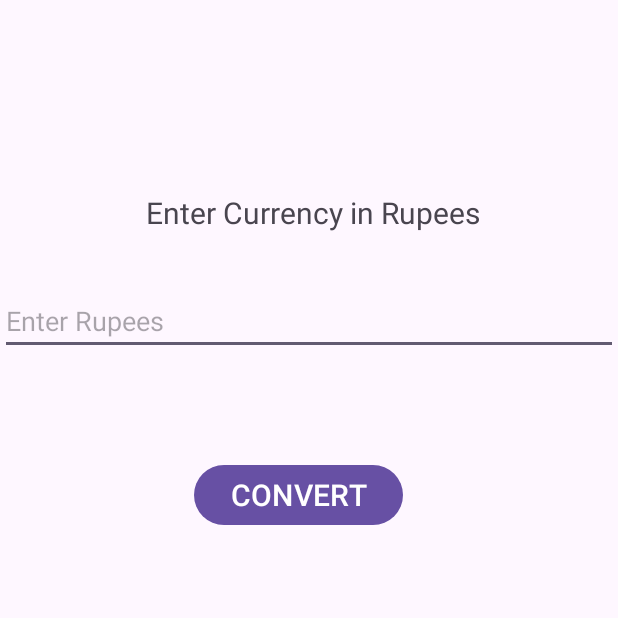
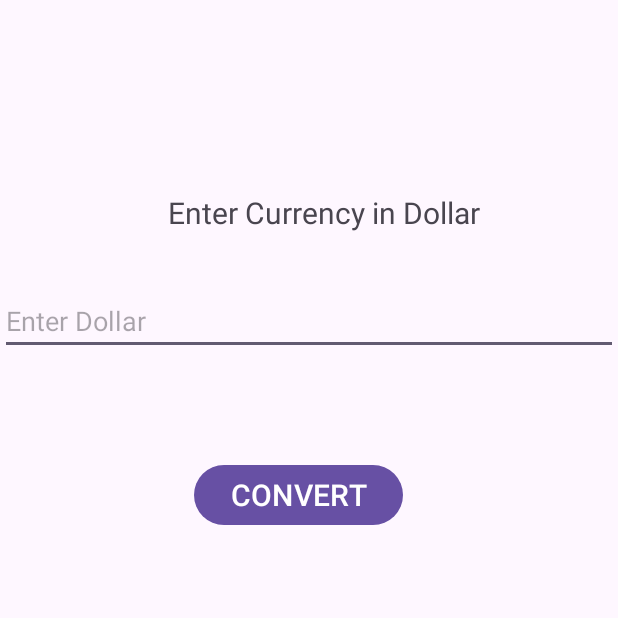
Before and after one commit to Santhakumar20/currency_converter, an Android app: the screen it shows after launch (MainActivity), after a tap on "CONVERT", on a phone screen of 412 x 824 dp, the top half of it. Run offline under Robolectric (Android 15) with nearby library versions, the phone set to English and light mode, and no system bars; 1 statement that could not run was skipped.

Commit message:
updated text

```diff
--- a/app/src/main/java/com/example/currency_converter/MainActivity.java
+++ b/app/src/main/java/com/example/currency_converter/MainActivity.java
@@ -16,10 +16,10 @@ public class MainActivity extends AppCompatActivity {
     public void convertToDollar(View view){
         EditText editText = (EditText) findViewById(R.id.edtText);
 
-        int rupees = Integer.parseInt(editText.getText().toString());
-        int dollars = 82;
+        int dollars = Integer.parseInt(editText.getText().toString());
+        int onedollar = 82;
 
-        double result = rupees * dollars ;
+        double result = dollars * onedollar ;
 
         Toast.makeText(MainActivity.this, Double.toString(result), Toast.LENGTH_LONG).show();
     }
--- a/app/src/main/res/layout/activity_main.xml
+++ b/app/src/main/res/layout/activity_main.xml
@@ -14,7 +14,7 @@
         android:layout_alignParentEnd="true"
         android:layout_marginTop="128dp"
         android:layout_marginEnd="92dp"
-        android:text="Enter Currency in Rupees"
+        android:text="Enter Currency in Dollar"
         android:textSize="20sp" />
 
     <EditText
@@ -23,7 +23,7 @@
         android:layout_height="wrap_content"
         android:layout_below="@+id/textview"
         android:layout_marginTop="36dp"
-        android:hint="Enter Rupees"
+        android:hint="Enter Dollar"
         android:inputType="number" />
 
     <Button
```
Also changed, not shown: 2 other files. Lines whose indentation alone changed are shown as unchanged.
